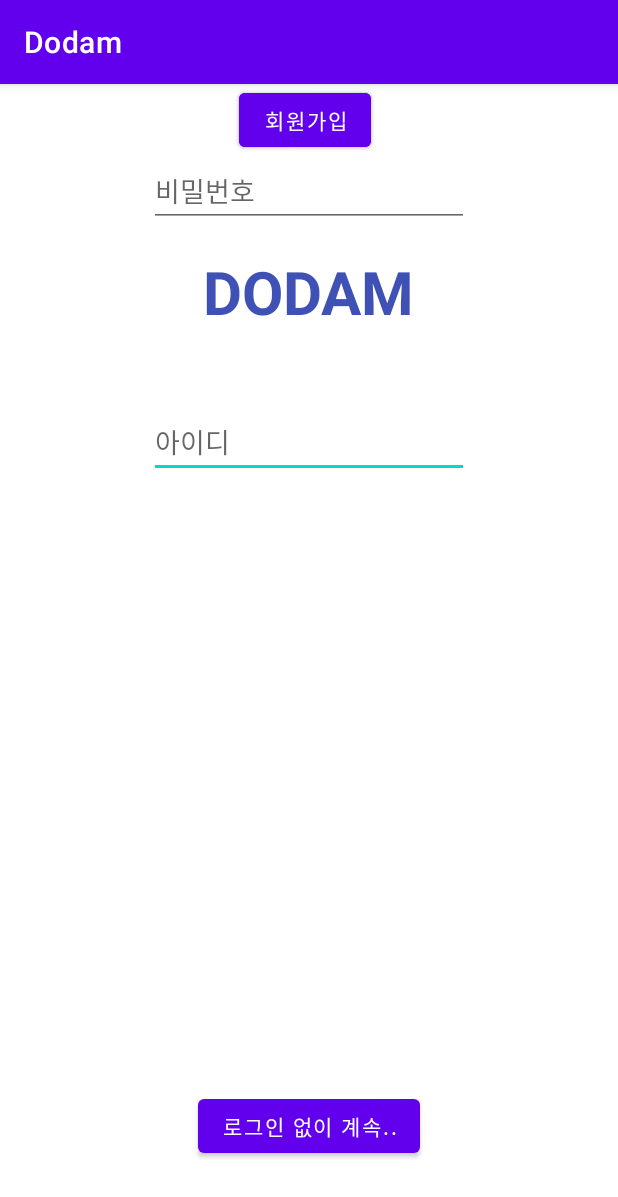
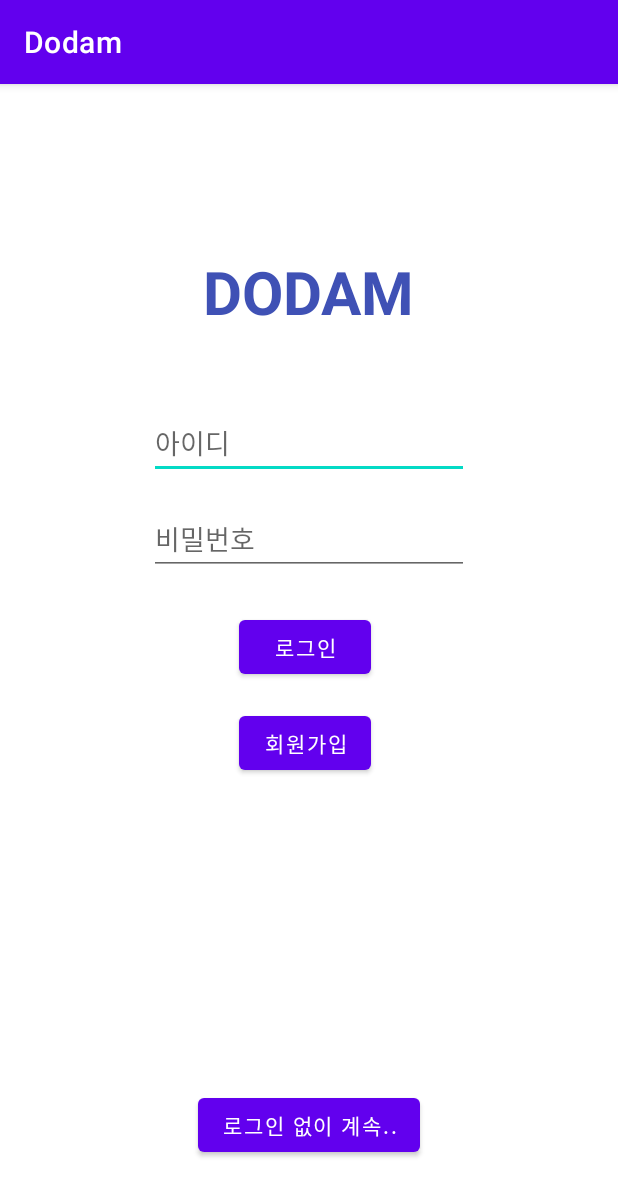
Before and after one commit to SeungI0721/Dodam, an Android app: the screen it shows after launch (MainActivity), on a phone screen of 412 x 824 dp. Shown: the top 1197 px of the screen. Run offline under Robolectric (Android 15) with nearby library versions, the light colour scheme and no system bars; our stand-ins replace Volley.

Commit message:
5주차 실패 코드

```diff
--- a/app/build.gradle
+++ b/app/build.gradle
@@ -33,7 +33,10 @@ dependencies {
     implementation 'androidx.appcompat:appcompat:1.1.0'
     implementation 'com.google.android.material:material:1.1.0'
     implementation 'androidx.constraintlayout:constraintlayout:1.1.3'
+    implementation 'com.android.volley:volley:1.1.1'
+    implementation 'androidx.recyclerview:recyclerview:1.1.0'
     testImplementation 'junit:junit:4.+'
     androidTestImplementation 'androidx.test.ext:junit:1.1.1'
     androidTestImplementation 'androidx.test.espresso:espresso-core:3.2.0'
+
 }
--- a/app/src/main/java/com/example/dodam/Login.java
+++ b/app/src/main/java/com/example/dodam/Login.java
@@ -17,8 +17,8 @@ public class Login extends AppCompatActivity {
         super.onCreate(savedInstanceState);
         setContentView(R.layout.activity_login);
 
-        btu_login = findViewById(R.id.btu_login);
-        btu_register = findViewById(R.id.btu_register);
+        btu_login = findViewById(R.id.btn_login);
+        btu_register = findViewById(R.id.btn_register);
 
         //클릭시 엑티비티 이동
         btu_login.setOnClickListener(new View.OnClickListener() {
--- a/app/src/main/java/com/example/dodam/MainActivity.java
+++ b/app/src/main/java/com/example/dodam/MainActivity.java
@@ -5,15 +5,21 @@ import androidx.appcompat.app.AppCompatActivity;
 import android.content.Intent;
 import android.os.Bundle;
 import android.view.View;
-import android.view.animation.Animation;
-import android.view.animation.AnimationUtils;
 import android.widget.Button;
+import android.widget.EditText;
+import android.widget.Toast;
+
+import com.android.volley.RequestQueue;
+import com.android.volley.Response;
+import com.android.volley.toolbox.Volley;
+
+import org.json.JSONException;
+import org.json.JSONObject;
 
 public class MainActivity extends AppCompatActivity {
 
-    Button btu_login;
-    Button btu_guest;
-    Button btu_register;
+    private Button btn_login, btn_guest, btn_register;
+    private EditText et_id, et_pass;
 
     @Override
     protected void onCreate(Bundle savedInstanceState) {
@@ -23,45 +29,69 @@ public class MainActivity extends AppCompatActivity {
 
         //xml에서 버튼에게 동일 '모션 id'를 준 것이 아닌 '자체 id'를 부여 했을 때, 앞으로의 코딩에서
         // 해당 id를 입력하면 동일한 id를 가지고 있는 버튼을 찾아 실행하게 설정하는 코드
-        btu_login = findViewById(R.id.btu_login);
-        btu_guest = findViewById(R.id.btu_guest);
-        btu_register = findViewById(R.id.btu_register);
+        btn_login = findViewById(R.id.btn_login);
+        btn_guest = findViewById(R.id.btn_guest);
+        btn_register = findViewById(R.id.btn_register);
+
+        et_id = findViewById(R.id.et_id);
+        et_pass = findViewById(R.id.et_pass);
 
         //설정 버튼이 클릭되면 어떤 것을 실행하라는 명령어
         //로그인
-        btu_login.setOnClickListener(new View.OnClickListener() {
+        btn_login.setOnClickListener(new View.OnClickListener() {
             @Override
             public void onClick(View v) {
-                //Intent 기능을 이용하여 엑티비티를 옮기는 명령어
-                //(현재 엑티비티).this, (전환 할 엑티비티).class); 올바른 엑티비티라면 자동으로 연결 됨
-                Intent intent = new Intent(MainActivity.this, MainScreen.class);
-                startActivity(intent);
+            String userID = et_id.getText().toString();
+            String userPass = et_pass.getText().toString();
 
-                //애니메이션 실행 명령어 (현재 엑티비티 적용, 전환 엑티비티 적용)
-                overridePendingTransition(R.anim.up_anim,R.anim.down_anim);
+            Response.Listener<String> responseListner = new Response.Listener<String>() {
+                @Override
+                public void onResponse(String response) {
+                    try {
+                        JSONObject jsonObject = new JSONObject(response);
+                        boolean success = jsonObject.getBoolean("success");
+                        if (success) { //로그인 성공
+                            String userID = jsonObject.getString("userID");
+                            String userPass = jsonObject.getString("userPassword");
 
-                //이 버튼을 클릭하면 이 엑티비티를 닫는다.
-                finish();
+                            Toast.makeText(getApplicationContext(), "로그인에 성공하셨습니다.", Toast.LENGTH_SHORT).show();
+                            Intent intent = new Intent(MainActivity.this, MainScreen.class);
+                            intent.putExtra("userID", userID);
+                            intent.putExtra("userPass", userPass);
+                            startActivity(intent);
+
+                        } else { //로그인 실패
+                            Toast.makeText(getApplicationContext(), "로그인에 실패했습니다.", Toast.LENGTH_SHORT).show();
+                            return;
+                        }
+                    } catch (JSONException e) {
+                        e.printStackTrace();
+                    }
+                }
+            };
+
+                LoginRequest loginRequest = new LoginRequest(userID, userPass, responseListner);
+                RequestQueue queue = Volley.newRequestQueue(MainActivity.this);
+                queue.add(loginRequest);
             }
          });
 
         //회원가입
-        btu_register.setOnClickListener((new View.OnClickListener() {
+        btn_register.setOnClickListener(new View.OnClickListener() {
             @Override
             public void onClick(View v) {
                 Intent intent = new Intent(MainActivity.this, Register.class);
                 startActivity(intent);
             }
-        }));
+        });
 
         //로그인 없이 계속
-        btu_guest.setOnClickListener(new View.OnClickListener() {
+        btn_guest.setOnClickListener(new View.OnClickListener() {
             @Override
             public void onClick(View v) {
                 Intent intent = new Intent(MainActivity.this, MainScreen.class);
                 startActivity(intent);
             }
         });
-
     }
 }
--- a/app/src/main/res/layout/activity_main.xml
+++ b/app/src/main/res/layout/activity_main.xml
@@ -10,7 +10,7 @@
         android:id="@+id/et_id"
         android:layout_width="wrap_content"
         android:layout_height="wrap_content"
-        android:layout_marginTop="49dp"
+        android:layout_marginTop="50dp"
         android:ems="10"
         android:hint="아이디"
         android:inputType="textPersonName"
@@ -23,16 +23,13 @@
         android:id="@+id/et_pass"
         android:layout_width="wrap_content"
         android:layout_height="wrap_content"
-        android:layout_marginTop="131dp"
-        android:layout_marginBottom="30dp"
+        android:layout_marginTop="16dp"
         android:ems="10"
         android:hint="비밀번호"
         android:inputType="textPersonName"
-        app:layout_constraintBottom_toTopOf="@+id/btu_login"
         app:layout_constraintEnd_toEndOf="@+id/et_id"
         app:layout_constraintStart_toStartOf="@+id/et_id"
-        app:layout_constraintTop_toBottomOf="@+id/textView"
-        app:layout_constraintVertical_bias="0.666" />
+        app:layout_constraintTop_toBottomOf="@+id/et_id" />
 
     <TextView
         android:id="@+id/textView"
@@ -49,32 +46,33 @@
         app:layout_constraintTop_toTopOf="parent" />
 
     <Button
-        android:id="@+id/btu_login"
+        android:id="@+id/btn_login"
         android:layout_width="wrap_content"
         android:layout_height="wrap_content"
         android:layout_marginStart="60dp"
+        android:layout_marginTop="24dp"
         android:text="로그인"
         app:layout_constraintEnd_toEndOf="@+id/et_pass"
         app:layout_constraintHorizontal_bias="0.0"
         app:layout_constraintStart_toStartOf="@+id/et_pass"
-        tools:ignore="MissingConstraints"
-        tools:layout_editor_absoluteY="366dp" />
+        app:layout_constraintTop_toBottomOf="@+id/et_pass"
+        tools:ignore="MissingConstraints" />
 
     <Button
-        android:id="@+id/btu_register"
+        android:id="@+id/btn_register"
         android:layout_width="wrap_content"
         android:layout_height="wrap_content"
+        android:layout_marginTop="16dp"
         android:text="회원가입"
-        app:layout_constraintEnd_toEndOf="@+id/btu_login"
-        app:layout_constraintHorizontal_bias="0.0"
-        app:layout_constraintStart_toStartOf="@+id/btu_login"
-        tools:layout_editor_absoluteY="436dp" />
+        app:layout_constraintEnd_toEndOf="@+id/btn_login"
+        app:layout_constraintStart_toStartOf="@+id/btn_login"
+        app:layout_constraintTop_toBottomOf="@+id/btn_login" />
 
     <Button
-        android:id="@+id/btu_guest"
+        android:id="@+id/btn_guest"
         android:layout_width="wrap_content"
         android:layout_height="wrap_content"
-        android:layout_marginBottom="49dp"
+        android:layout_marginBottom="50dp"
         android:text="로그인 없이 계속.."
         app:layout_constraintBottom_toBottomOf="parent"
         app:layout_constraintEnd_toEndOf="parent"
```
Also changed, not shown: app/src/main/java/com/example/dodam/LoginRequest.java (added, +27 -0 lines), app/src/main/java/com/example/dodam/MainScreen.java (+9 -6 lines), app/src/main/java/com/example/dodam/Register.java (+49 -7 lines), app/src/main/java/com/example/dodam/RegisterRequest.java (added, +30 -0 lines), app/src/main/res/anim/anim_explanation.xml (deleted, +0 -13 lines), app/src/main/res/layout/activity_community.xml (+17 -37 lines), app/src/main/res/layout/activity_login.xml (+6 -6 lines), app/src/main/res/layout/activity_main_screen.xml (+11 -10 lines), app/src/main/res/layout/activity_register.xml (+16 -5 lines), app/src/main/res/layout/item_list.xml (added, +36 -0 lines), 2 other files.
